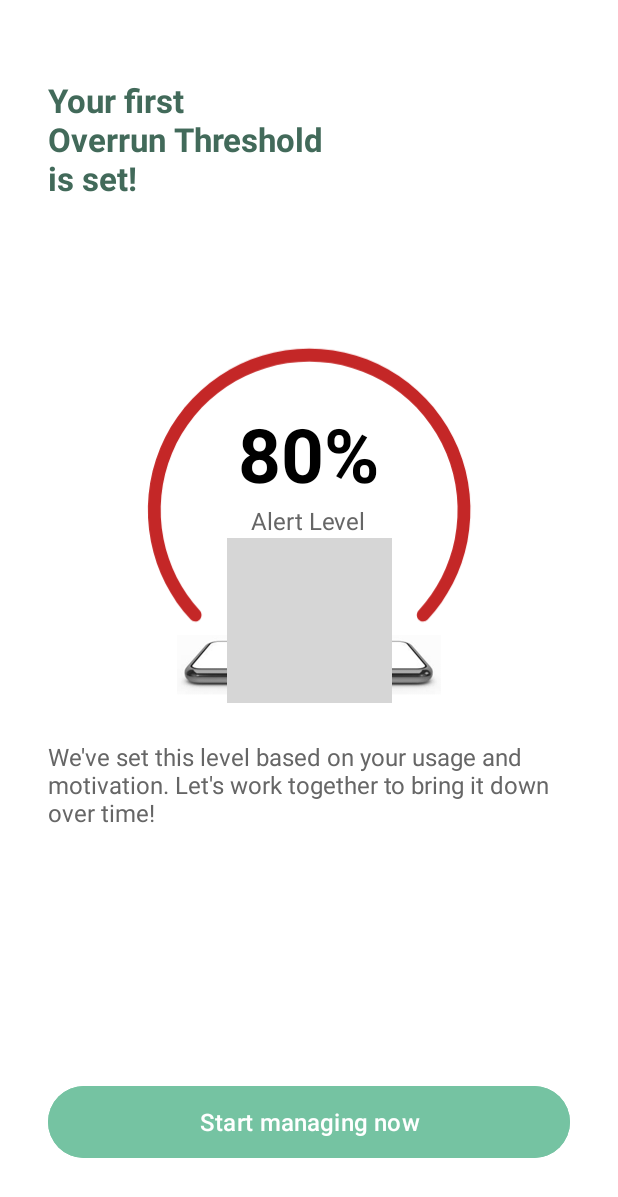
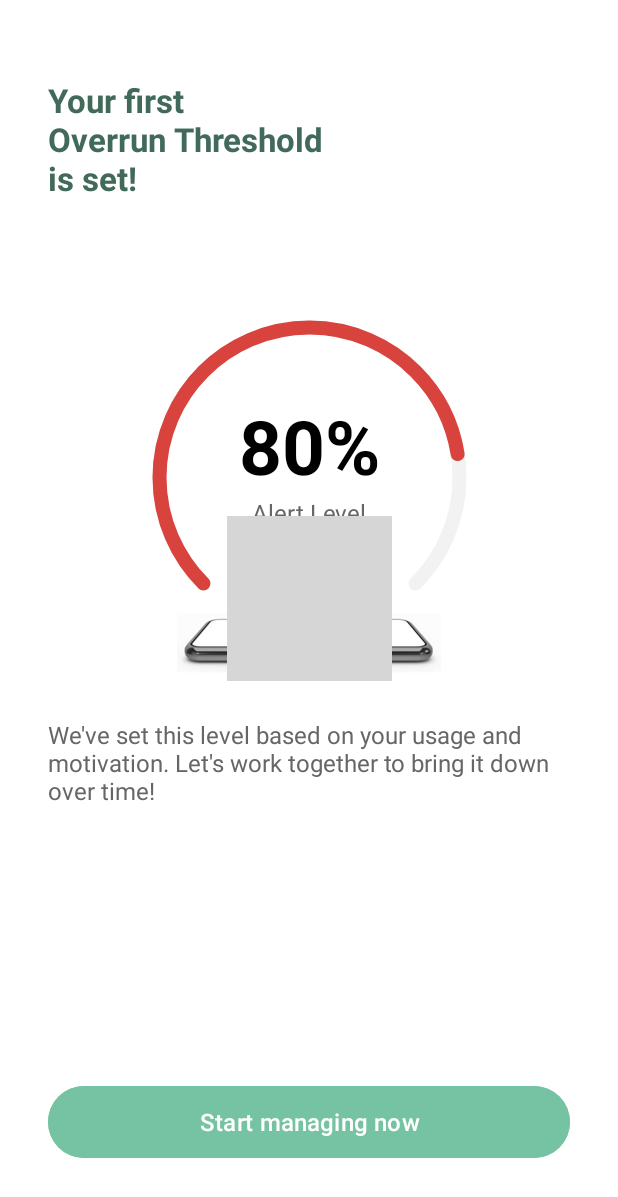
Before and after one commit to sc-team-6/PaceMate-FE, an Android app: the fragment OnboardingUsageFragment shown on its own in the app's theme, on a phone screen of 412 x 824 dp. Shown: the top 1197 px of the screen. Run offline under Robolectric (Android 15) with nearby library versions, the phone set to English and light mode, and no system bars; 1 statement that could not run was skipped; grey boxes are pictures that could not be loaded.

Commit message:
Feat: 온보딩 원호 완성

```diff
--- a/app/src/main/java/com/example/myapplication/fragments/OnboardingUsageFragment.kt
+++ b/app/src/main/java/com/example/myapplication/fragments/OnboardingUsageFragment.kt
@@ -5,12 +5,20 @@ import android.view.LayoutInflater
 import android.view.View
 import android.view.ViewGroup
 import android.widget.Button
+import android.widget.TextView
 import androidx.fragment.app.Fragment
 import com.example.myapplication.OnboardingActivity
 import com.example.myapplication.R
+import com.example.myapplication.utils.PreferenceManager
+import com.example.myapplication.views.ArcProgressView
 
 class OnboardingUsageFragment : Fragment() {
     private lateinit var btnStartManaging: Button
+    private lateinit var tvPercentage: TextView
+    private lateinit var progressArc: ArcProgressView
+
+    // 기본값 설정
+    private var alertThresholdPercentage: Int = 80
 
     override fun onCreateView(
         inflater: LayoutInflater,
@@ -20,6 +28,8 @@ class OnboardingUsageFragment : Fragment() {
         val view = inflater.inflate(R.layout.fragment_onboarding_usage, container, false)
 
         btnStartManaging = view.findViewById(R.id.btnStartManaging)
+        tvPercentage = view.findViewById(R.id.tvPercentage)
+        progressArc = view.findViewById(R.id.progressArc)
 
         return view
     }
@@ -27,8 +37,29 @@ class OnboardingUsageFragment : Fragment() {
     override fun onViewCreated(view: View, savedInstanceState: Bundle?) {
         super.onViewCreated(view, savedInstanceState)
 
+        // 저장된 퍼센트 값을 가져오기
+        loadAlertThreshold()
+
+        // 화면에 퍼센트 표시 업데이트
+        updatePercentageDisplay()
+
         btnStartManaging.setOnClickListener {
             (activity as? OnboardingActivity)?.finishOnboarding()
         }
     }
+
+    private fun loadAlertThreshold() {
+        // PreferenceManager에서 저장된 값 가져오기
+        val prefManager = PreferenceManager(requireContext())
+        alertThresholdPercentage = prefManager.getAlertThreshold()
+    }
+
+    private fun updatePercentageDisplay() {
+        // TextView에 퍼센트 표시 업데이트
+        tvPercentage.text = "$alertThresholdPercentage%"
+
+        // 호 프로그레스 뷰 업데이트
+        // 0%일 때 비어있고 100%일 때 꽉 차도록 설정
+        progressArc.percentage = alertThresholdPercentage
+    }
 }
--- /dev/null
+++ b/app/src/main/java/com/example/myapplication/utils/PreferenceManager.kt
@@ -0,0 +1,35 @@
+package com.example.myapplication.utils
+
+import android.content.Context
+import android.content.SharedPreferences
+
+/**
+ * SharedPreferences를 사용하여 앱 설정 및 데이터를 관리하는 클래스
+ */
+class PreferenceManager(context: Context) {
+
+    companion object {
+        private const val PREF_NAME = "app_usage_stats_prefs"
+        private const val KEY_ALERT_THRESHOLD = "alert_threshold"
+        private const val DEFAULT_ALERT_THRESHOLD = 80
+    }
+
+    private val sharedPreferences: SharedPreferences = context.getSharedPreferences(
+        PREF_NAME, Context.MODE_PRIVATE
+    )
+
+    /**
+     * 알림 임계값 퍼센트를 가져옵니다.
+     * 저장된 값이 없으면 기본값(80%)을 반환합니다.
+     */
+    fun getAlertThreshold(): Int {
+        return sharedPreferences.getInt(KEY_ALERT_THRESHOLD, DEFAULT_ALERT_THRESHOLD)
+    }
+
+    /**
+     * 알림 임계값 퍼센트를 저장합니다.
+     */
+    fun setAlertThreshold(percentage: Int) {
+        sharedPreferences.edit().putInt(KEY_ALERT_THRESHOLD, percentage).apply()
+    }
+}
--- /dev/null
+++ b/app/src/main/java/com/example/myapplication/views/ArcProgressView.kt
@@ -0,0 +1,94 @@
+package com.example.myapplication.views
+
+import android.content.Context
+import android.graphics.Canvas
+import android.graphics.Color
+import android.graphics.Paint
+import android.graphics.RectF
+import android.util.AttributeSet
+import android.view.View
+import kotlin.math.min
+
+/**
+ * 원호 형태의 프로그레스를 표시하는 커스텀 뷰
+ * 퍼센트 값(0-100)에 따라 호의 범위가 변경됩니다.
+ * 두 개의 호를 그리며, 두 호는 정확히 같은 위치에 겹쳐서 표시됩니다:
+ * 1. 배경 호(연한 회색) - 항상 전체 범위로 표시됨
+ * 2. 프로그레스 호(빨간색) - 퍼센트에 따라 채워짐
+ */
+class ArcProgressView @JvmOverloads constructor(
+    context: Context,
+    attrs: AttributeSet? = null,
+    defStyleAttr: Int = 0
+) : View(context, attrs, defStyleAttr) {
+
+    // 배경 호를 그리기 위한 Paint 객체
+    private val backgroundArcPaint = Paint(Paint.ANTI_ALIAS_FLAG).apply {
+        style = Paint.Style.STROKE
+        strokeWidth = 14f  // 호의 두께
+        color = Color.parseColor("#F2F2F2")  // 매우 연한 회색
+        strokeCap = Paint.Cap.ROUND  // 호의 끝을 둥글게
+    }
+
+    // 진행 호를 그리기 위한 Paint 객체
+    private val progressArcPaint = Paint(Paint.ANTI_ALIAS_FLAG).apply {
+        style = Paint.Style.STROKE
+        strokeWidth = 14f  // 호의 두께 (배경 호와 동일하게)
+        color = Color.parseColor("#D9433E")  // 빨간색 계열의 호
+        strokeCap = Paint.Cap.ROUND  // 호의 끝을 둥글게
+    }
+
+    // 호가 그려질 영역 (두 호 모두 같은 영역에 그려짐)
+    private val arcRectF = RectF()
+
+    // 현재 퍼센트 값 (0-100)
+    var percentage: Int = 0
+        set(value) {
+            field = value.coerceIn(0, 100)  // 0에서 100 사이로 제한
+            invalidate()  // 뷰 다시 그리기
+        }
+
+    // 호의 각도 관련 설정
+    private val startAngle = -225f  // 오른쪽 상단에서 시작
+    private val sweepAngle = 270f  // 원의 3/4 (270도)
+
+    override fun onMeasure(widthMeasureSpec: Int, heightMeasureSpec: Int) {
+        val width = MeasureSpec.getSize(widthMeasureSpec)
+        val height = MeasureSpec.getSize(heightMeasureSpec)
+
+        // 전체 높이에 맞게 설정 (너비는 측정된 값 그대로 사용)
+        setMeasuredDimension(width, height)
+    }
+
+    override fun onSizeChanged(w: Int, h: Int, oldw: Int, oldh: Int) {
+        super.onSizeChanged(w, h, oldw, oldh)
+
+        // 패딩과 스트로크 너비를 고려하여 호의 영역 계산
+        val strokeWidth = progressArcPaint.strokeWidth
+        val padding = strokeWidth / 2
+
+        // 호의 크기 (너비의 90%로 설정)
+        val arcSize = min(width, height) * 0.8f
+
+        // 호의 영역 계산 (뷰 중앙에 위치)
+        arcRectF.set(
+            (width - arcSize) / 2f,
+            (height - arcSize) / 2f,
+            (width + arcSize) / 2f,
+            (height + arcSize) / 2f
+        )
+    }
+
+    override fun onDraw(canvas: Canvas) {
+        super.onDraw(canvas)
+
+        // 배경 호: 항상 전체가 그려지는 연한 회색 호
+        canvas.drawArc(arcRectF, startAngle, sweepAngle, false, backgroundArcPaint)
+
+        // 퍼센트에 따른 호의 스윕 각도 계산
+        val progressSweepAngle = sweepAngle * (percentage / 100f)
+
+        // 프로그레스 호: 진행 상태를 나타내는 빨간색 호 (퍼센트에 따라 채워짐)
+        canvas.drawArc(arcRectF, startAngle, progressSweepAngle, false, progressArcPaint)
+    }
+}
--- a/app/src/main/res/layout/fragment_onboarding_usage.xml
+++ b/app/src/main/res/layout/fragment_onboarding_usage.xml
@@ -40,18 +40,16 @@
                 android:id="@+id/circleContainer"
                 android:layout_width="wrap_content"
                 android:layout_height="wrap_content"
-                android:layout_marginTop="80dp"
+                android:layout_marginTop="60dp"
                 app:layout_constraintTop_toBottomOf="@id/tvTitle"
                 app:layout_constraintStart_toStartOf="parent"
                 app:layout_constraintEnd_toEndOf="parent">
 
                 <!-- 호 형태 프로그레스 -->
-                <ImageView
+                <com.example.myapplication.views.ArcProgressView
                     android:id="@+id/progressArc"
-                    android:layout_width="220dp"
-                    android:layout_height="220dp"
-                    android:contentDescription="Progress arc"
-                    android:src="@drawable/icon_ellipse"
+                    android:layout_width="250dp"
+                    android:layout_height="250dp"
                     android:layout_gravity="center" />
 
                 <!-- 텍스트 그룹 -->
@@ -64,6 +62,7 @@
                     android:layout_marginBottom="10dp">
 
                     <TextView
+                        android:id="@+id/tvPercentage"
                         android:layout_width="wrap_content"
                         android:layout_height="wrap_content"
                         android:text="80%"
@@ -89,10 +88,10 @@
                 android:layout_height="40dp"
                 android:contentDescription="Phone image"
                 android:src="@drawable/iv_phone"
-                app:layout_constraintTop_toBottomOf="@id/circleContainer"
+                app:layout_constraintBottom_toBottomOf="@id/circleContainer"
                 app:layout_constraintStart_toStartOf="parent"
                 app:layout_constraintEnd_toEndOf="parent"
-                android:layout_marginTop="-10dp" />
+                android:layout_marginBottom="-5dp" />
 
             <!-- 다람쥐 이미지 - 프레임레이아웃 외부로 이동 -->
             <ImageView
@@ -101,10 +100,10 @@
                 android:layout_height="110dp"
                 android:contentDescription="Hamster image"
                 android:src="@drawable/iv_hamster"
-                app:layout_constraintBottom_toBottomOf="@+id/circleContainer"
+                app:layout_constraintBottom_toBottomOf="@id/phoneImage"
+                app:layout_constraintStart_toStartOf="parent"
                 app:layout_constraintEnd_toEndOf="parent"
-                app:layout_constraintStart_toStartOf="parent"
-                android:layout_marginBottom="-35dp"/>
+                android:layout_marginBottom="-5dp" />
 
             <TextView
                 android:id="@+id/tvDescription"
```
